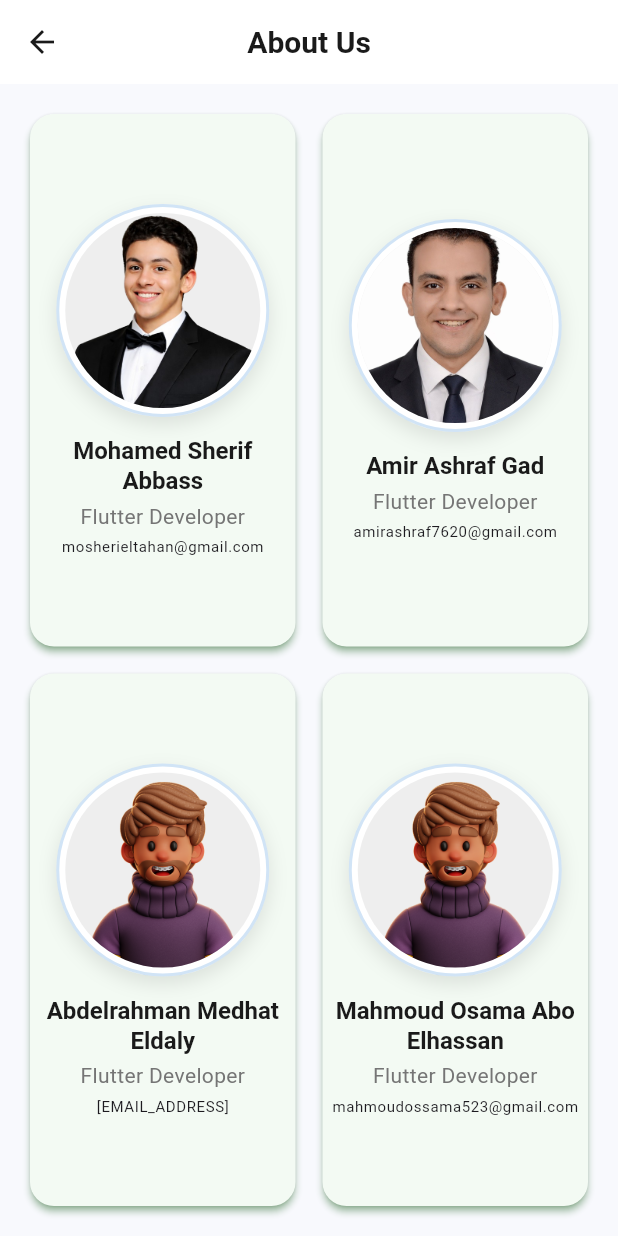
After one commit to Mohamed-ElTahan/MoneyTracker-App, a Flutter app: the AboutUsScreen screen opened by its route, on a phone screen of 412 x 824 dp. The commit adds this screen. Run offline on Flutter 3.47's test engine with Material 3 defaults, Android fonts, the phone set to English and light mode, and no system bars; our stand-ins replace cloud_firestore, equatable, firebase_auth, firebase_core, flutter_bloc, hive and 1 more; accounts and stored records are empty.

Commit message:
feat(about_us): implement about us screen with team members

```diff
--- a/lib/core/localization/app_strings.dart
+++ b/lib/core/localization/app_strings.dart
@@ -59,8 +59,9 @@ class AppStrings {
   static const String darkMode = 'dark_mode';
   static const String currency = 'currency';
   static const String language = 'language';
-  static const String helpSupport = 'help_support';
+  static const String aboutUs = 'about_us';
   static const String logout = 'logout';
   static const String logoutFailed = 'logout_failed';
   static const String appVersion = 'app_version';
+  static const String helpSupport = 'help_support';
 }
--- a/lib/core/localization/localization_constants.dart
+++ b/lib/core/localization/localization_constants.dart
@@ -63,7 +63,7 @@ class LocalizationConstants {
       AppStrings.darkMode: 'Dark Mode',
       AppStrings.currency: 'Currency',
       AppStrings.language: 'Language',
-      AppStrings.helpSupport: 'Help & Support',
+      AppStrings.aboutUs: 'About Us',
       AppStrings.logout: 'Logout',
       AppStrings.logoutFailed: 'Logout failed',
       AppStrings.appVersion: 'MoneyWise App v1.0.0',
@@ -129,7 +129,7 @@ class LocalizationConstants {
       AppStrings.darkMode: 'الوضع الداكن',
       AppStrings.currency: 'العملة',
       AppStrings.language: 'اللغة',
-      AppStrings.helpSupport: 'المساعدة والدعم',
+      AppStrings.aboutUs: 'معلومات عنه',
       AppStrings.logout: 'تسجيل الخروج',
       AppStrings.logoutFailed: 'فشل تسجيل الخروج',
       AppStrings.appVersion: 'تطبيق MoneyWise الإصدار 1.0.0',
--- a/lib/core/utils/app_routes.dart
+++ b/lib/core/utils/app_routes.dart
@@ -4,4 +4,5 @@ class AppRoutes {
   static const String signup = '/signup';
   static const String home = '/home';
   static const String addTransaction = '/addTransaction';
+  static const String aboutUs = '/aboutUs';
 }
--- /dev/null
+++ b/lib/feature/about_us/about_us_screen.dart
@@ -0,0 +1,79 @@
+import 'package:flutter/material.dart';
+
+import '../../core/localization/app_localizations.dart';
+import '../../core/localization/app_strings.dart';
+import 'model/member_model.dart';
+import 'widget/member_card.dart';
+
+class AboutUsScreen extends StatelessWidget {
+  const AboutUsScreen({super.key});
+
+  final List<MemberModel> teamMembers = const [
+    MemberModel(
+      name: 'Mohamed Sherif Abbass',
+      role: 'Flutter Developer',
+      email: 'mosherieltahan@gmail.com',
+      imagePath: 'assets/team_image/mohamed.png',
+    ),
+    MemberModel(
+      name: 'Amir Ashraf Gad',
+      role: 'Flutter Developer',
+      email: 'amirashraf7620@gmail.com',
+      imagePath: 'assets/team_image/amir.png',
+    ),
+    MemberModel(
+      name: 'Abdelrahman Medhat Eldaly',
+      role: 'Flutter Developer',
+      email: '[EMAIL_ADDRESS]',
+      imagePath: 'assets/profileIcon.png',
+    ),
+    MemberModel(
+      name: 'Mahmoud Osama Abo Elhassan',
+      role: 'Flutter Developer',
+      email: 'mahmoudossama523@gmail.com',
+      imagePath: 'assets/profileIcon.png',
+    ),
+  ];
+
+  @override
+  Widget build(BuildContext context) {
+    return Scaffold(
+      appBar: AppBar(
+        title: Text(
+          AppLocalizations.of(context)!.translate(AppStrings.aboutUs),
+        ),
+      ),
+      body: LayoutBuilder(
+        builder: (context, constraints) {
+          // Calculate the width and height available for each item
+          // 32 is horizontal padding (16 left + 16 right)
+          // 10 is crossAxisSpacing
+          // Total width available for items = constraints.maxWidth - 32 - 10
+          final double itemWidth = (constraints.maxWidth - 32 - 10) / 2;
+
+          // 32 is vertical padding (16 top + 16 bottom)
+          // 10 is mainAxisSpacing
+          // Total height available for items = constraints.maxHeight - 32 - 10
+          final double itemHeight = (constraints.maxHeight - 32 - 10) / 2;
+
+          final double childAspectRatio = itemWidth / itemHeight;
+
+          return GridView.builder(
+            padding: const EdgeInsets.all(16),
+            itemCount: teamMembers.length,
+            physics: const NeverScrollableScrollPhysics(), // Prevent scrolling
+            gridDelegate: SliverGridDelegateWithFixedCrossAxisCount(
+              crossAxisCount: 2,
+              childAspectRatio: childAspectRatio,
+              crossAxisSpacing: 10,
+              mainAxisSpacing: 10,
+            ),
+            itemBuilder: (context, index) {
+              return MemberCard(member: teamMembers[index]);
+            },
+          );
+        },
+      ),
+    );
+  }
+}
--- /dev/null
+++ b/lib/feature/about_us/model/member_model.dart
@@ -0,0 +1,13 @@
+class MemberModel {
+  final String name;
+  final String email;
+  final String role;
+  final String imagePath;
+
+  const MemberModel({
+    required this.name,
+    required this.email,
+    required this.role,
+    required this.imagePath,
+  });
+}
--- /dev/null
+++ b/lib/feature/about_us/widget/member_card.dart
@@ -0,0 +1,64 @@
+import 'package:flutter/material.dart';
+
+import '../model/member_model.dart';
+
+class MemberCard extends StatelessWidget {
+  final MemberModel member;
+
+  const MemberCard({super.key, required this.member});
+
+  @override
+  Widget build(BuildContext context) {
+    return Card(
+      child: Column(
+        mainAxisAlignment: MainAxisAlignment.center,
+        children: [
+          Container(
+            padding: const EdgeInsets.all(4),
+            decoration: BoxDecoration(
+              shape: BoxShape.circle,
+              color: Theme.of(context).cardColor,
+              border: Border.all(
+                color: Theme.of(context).primaryColor.withValues(alpha: 0.2),
+                width: 2,
+              ),
+              boxShadow: [
+                BoxShadow(
+                  color: Colors.black.withValues(alpha: 0.1),
+                  blurRadius: 10,
+                  offset: const Offset(0, 5),
+                ),
+              ],
+            ),
+            child: CircleAvatar(
+              radius: 65,
+              backgroundImage: AssetImage(member.imagePath),
+              backgroundColor: Colors.grey.shade200,
+            ),
+          ),
+          const SizedBox(height: 12),
+          Text(
+            member.name,
+            style: Theme.of(
+              context,
+            ).textTheme.titleLarge?.copyWith(fontSize: 16),
+            textAlign: TextAlign.center,
+          ),
+          const SizedBox(height: 4),
+          Text(member.role, style: Theme.of(context).textTheme.bodyMedium),
+
+          Padding(
+            padding: const EdgeInsets.only(top: 4),
+            child: Text(
+              member.email,
+              style: Theme.of(
+                context,
+              ).textTheme.bodySmall?.copyWith(fontSize: 10),
+              overflow: TextOverflow.ellipsis,
+            ),
+          ),
+        ],
+      ),
+    );
+  }
+}
--- a/lib/feature/profile_settings/profile_and_settings_screen.dart
+++ b/lib/feature/profile_settings/profile_and_settings_screen.dart
@@ -122,11 +122,11 @@ class _ProfileAndSettingsScreen extends StatelessWidget {
             ),
             SizedBox(height: context.h(0.015)),
             SettingsTile(
-              icon: Icons.help_outline,
+              icon: Icons.groups_rounded,
               title: AppLocalizations.of(
                 context,
-              )!.translate(AppStrings.helpSupport),
-              onTap: () {},
+              )!.translate(AppStrings.aboutUs),
+              onTap: () => Navigator.pushNamed(context, AppRoutes.aboutUs),
             ),
 
             SizedBox(height: context.h(0.04)),
--- a/lib/main.dart
+++ b/lib/main.dart
@@ -3,6 +3,7 @@ import 'package:flutter/material.dart';
 import 'package:flutter_bloc/flutter_bloc.dart';
 import 'package:flutter_localizations/flutter_localizations.dart';
 import 'package:hive_flutter/hive_flutter.dart';
+import 'package:money_tracker_app/feature/about_us/about_us_screen.dart';
 import 'package:money_tracker_app/feature/profile_settings/cubit/setting/setting_cubit.dart';
 import 'package:money_tracker_app/feature/profile_settings/cubit/setting/setting_state.dart';
 import 'core/localization/app_localizations.dart';
@@ -69,6 +70,7 @@ class MainApp extends StatelessWidget {
               AppRoutes.home: (context) => const MainScaffoldScreen(),
               AppRoutes.addTransaction: (context) =>
                   const AddTransactionScreen(),
+              AppRoutes.aboutUs: (context) => const AboutUsScreen(),
             },
           );
         },
```
Also changed, not shown: assets/team_image/amir.png (added), assets/team_image/mohamed.png (added).
